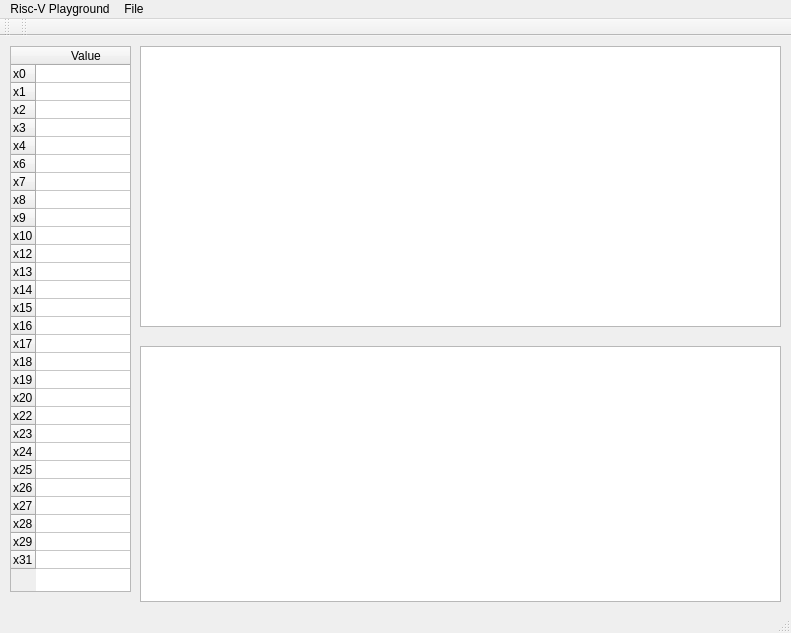
Before: the Qt Designer form RISC-V-Playground/mainwindow.ui in darkvictor13/RISC-V-Playground, drawn with Qt 5.
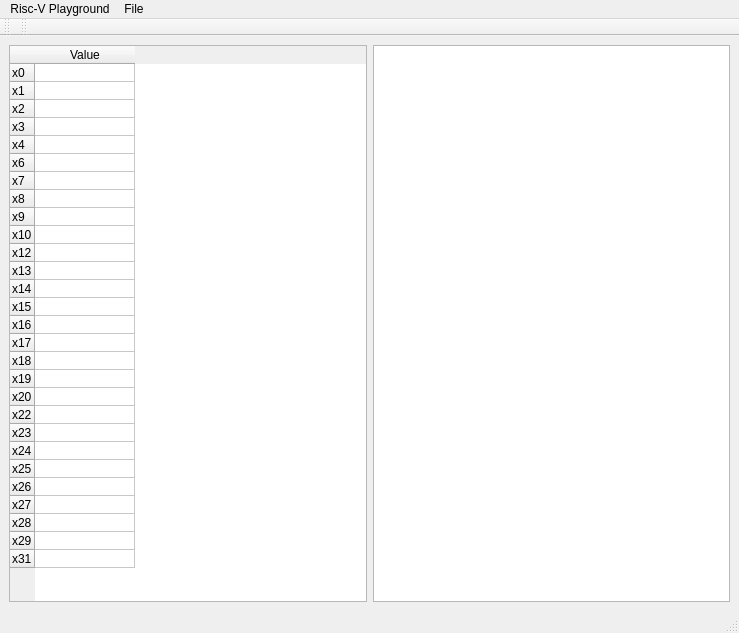
After: the same form once the commit is applied.

Patch:
```diff
--- a/RISC-V-Playground/mainwindow.ui
+++ b/RISC-V-Playground/mainwindow.ui
@@ -6,7 +6,7 @@
    <rect>
     <x>0</x>
     <y>0</y>
-    <width>791</width>
+    <width>739</width>
     <height>633</height>
    </rect>
   </property>
@@ -14,15 +14,9 @@
    <string>MainWindow</string>
   </property>
   <widget class="QWidget" name="centralwidget">
+   <layout class="QHBoxLayout" name="horizontalLayout">
+    <item>
    <widget class="QTableWidget" name="tableWidget">
-    <property name="geometry">
-     <rect>
-      <x>10</x>
-      <y>10</y>
-      <width>121</width>
-      <height>546</height>
-     </rect>
-    </property>
     <property name="autoScrollMargin">
      <number>16</number>
     </property>
@@ -184,44 +178,19 @@
      </property>
     </column>
    </widget>
-   <widget class="QListWidget" name="listWidget">
-    <property name="geometry">
-     <rect>
-      <x>140</x>
-      <y>10</y>
-      <width>641</width>
-      <height>281</height>
-     </rect>
-    </property>
-   </widget>
-   <widget class="QListWidget" name="listWidget_2">
-    <property name="geometry">
-     <rect>
-      <x>140</x>
-      <y>310</y>
-      <width>641</width>
-      <height>256</height>
-     </rect>
-    </property>
-   </widget>
-   <widget class="QPlainTextEdit" name="plainTextEdit">
-    <property name="geometry">
-     <rect>
-      <x>140</x>
-      <y>10</y>
-      <width>641</width>
-      <height>281</height>
-     </rect>
-    </property>
-   </widget>
+    </item>
+    <item>
+     <widget class="QPlainTextEdit" name="plainTextEdit"/>
+    </item>
+   </layout>
   </widget>
   <widget class="QMenuBar" name="menubar">
    <property name="geometry">
     <rect>
      <x>0</x>
      <y>0</y>
-     <width>791</width>
-     <height>20</height>
+     <width>739</width>
+     <height>18</height>
     </rect>
    </property>
    <widget class="QMenu" name="menuRisc_V_Playground">
```
Left out of the diff: 5 changed lines with no effect on the pictures. Lines whose indentation alone changed are shown as unchanged.
